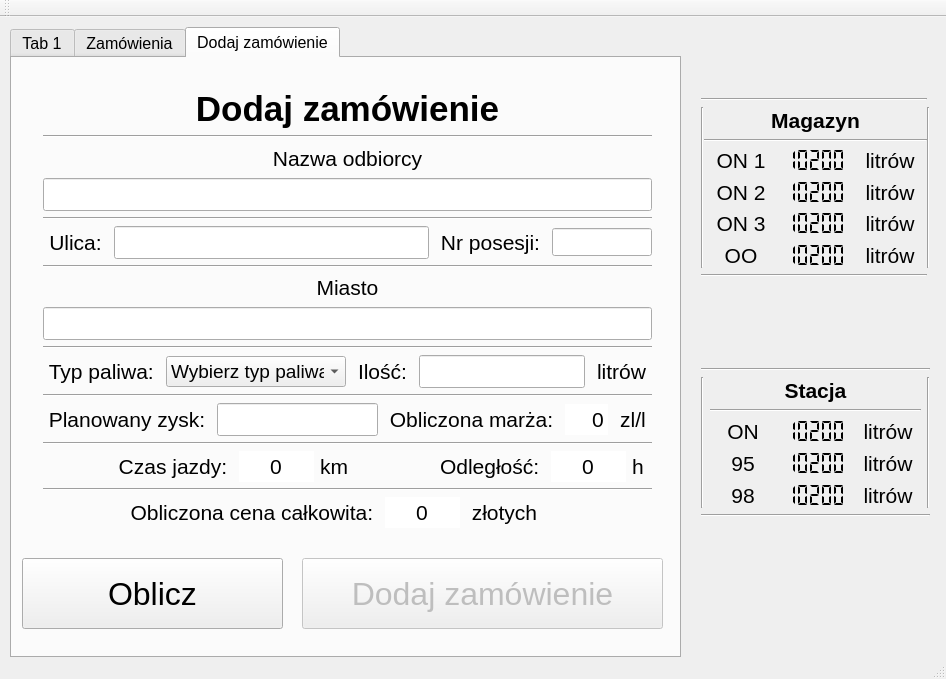
Old version of the form mainwindow.ui in the repository gumikola/stacja-paliwowa.
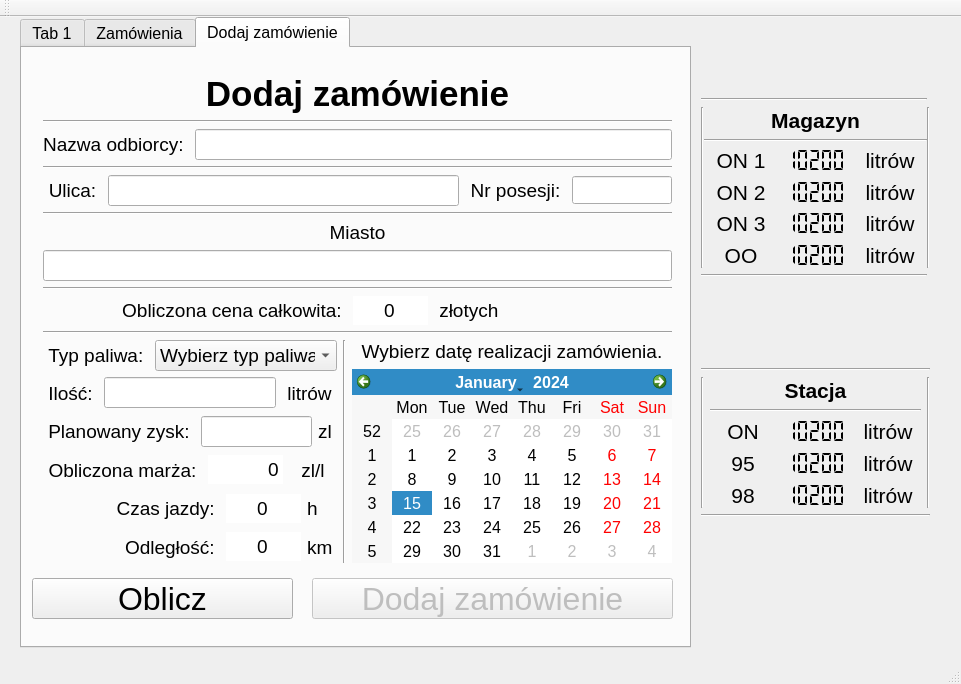
New version of the form.

Commit message: sending add order request to database implementation started (not all is implemented will be continued)

```diff
--- a/mainwindow.ui
+++ b/mainwindow.ui
@@ -6,8 +6,8 @@
    <rect>
     <x>0</x>
     <y>0</y>
-    <width>946</width>
-    <height>679</height>
+    <width>961</width>
+    <height>684</height>
    </rect>
   </property>
   <property name="windowTitle">
@@ -550,8 +550,8 @@
    <widget class="QTabWidget" name="OptionsTab">
     <property name="geometry">
      <rect>
-      <x>10</x>
-      <y>10</y>
+      <x>20</x>
+      <y>0</y>
       <width>671</width>
       <height>631</height>
      </rect>
@@ -728,9 +728,9 @@
       <property name="geometry">
        <rect>
         <x>10</x>
-        <y>500</y>
+        <y>530</y>
         <width>261</width>
-        <height>71</height>
+        <height>41</height>
        </rect>
       </property>
       <property name="font">
@@ -749,9 +749,9 @@
       <property name="geometry">
        <rect>
         <x>290</x>
-        <y>500</y>
+        <y>530</y>
         <width>361</width>
-        <height>71</height>
+        <height>41</height>
        </rect>
       </property>
       <property name="font">
@@ -766,10 +766,10 @@
      <widget class="QWidget" name="layoutWidget">
       <property name="geometry">
        <rect>
-        <x>20</x>
-        <y>20</y>
-        <width>631</width>
-        <height>461</height>
+        <x>10</x>
+        <y>15</y>
+        <width>651</width>
+        <height>511</height>
        </rect>
       </property>
       <layout class="QVBoxLayout" name="verticalLayout">
@@ -799,14 +799,16 @@
         </widget>
        </item>
        <item>
+        <layout class="QHBoxLayout" name="horizontalLayout_17">
+         <item>
         <widget class="QLabel" name="label_5">
          <property name="font">
           <font>
-           <pointsize>16</pointsize>
+             <pointsize>14</pointsize>
           </font>
          </property>
          <property name="text">
-          <string>Nazwa odbiorcy</string>
+            <string>Nazwa odbiorcy: </string>
          </property>
          <property name="alignment">
           <set>Qt::AlignCenter</set>
@@ -817,7 +819,7 @@
         <widget class="QLineEdit" name="addOrderTabOrdererName">
          <property name="font">
           <font>
-           <pointsize>16</pointsize>
+             <pointsize>14</pointsize>
           </font>
          </property>
          <property name="text">
@@ -827,6 +829,8 @@
           <bool>true</bool>
          </property>
         </widget>
+         </item>
+        </layout>
        </item>
        <item>
         <widget class="Line" name="line_13">
@@ -841,7 +845,7 @@
           <widget class="QLabel" name="label_6">
            <property name="font">
             <font>
-             <pointsize>16</pointsize>
+             <pointsize>14</pointsize>
             </font>
            </property>
            <property name="text">
@@ -856,7 +860,7 @@
           <widget class="QLineEdit" name="addOrderTabStreet">
            <property name="font">
             <font>
-             <pointsize>16</pointsize>
+             <pointsize>14</pointsize>
             </font>
            </property>
            <property name="text">
@@ -871,7 +875,7 @@
           <widget class="QLabel" name="label_8">
            <property name="font">
             <font>
-             <pointsize>16</pointsize>
+             <pointsize>14</pointsize>
             </font>
            </property>
            <property name="text">
@@ -898,7 +902,7 @@
            </property>
            <property name="font">
             <font>
-             <pointsize>16</pointsize>
+             <pointsize>14</pointsize>
             </font>
            </property>
            <property name="text">
@@ -922,7 +926,7 @@
         <widget class="QLabel" name="label_7">
          <property name="font">
           <font>
-           <pointsize>16</pointsize>
+           <pointsize>14</pointsize>
           </font>
          </property>
          <property name="text">
@@ -937,7 +941,7 @@
         <widget class="QLineEdit" name="addOrderTabCity">
          <property name="font">
           <font>
-           <pointsize>16</pointsize>
+           <pointsize>14</pointsize>
           </font>
          </property>
          <property name="text">
@@ -948,6 +952,74 @@
          </property>
         </widget>
        </item>
+       <item>
+        <widget class="Line" name="line_18">
+         <property name="orientation">
+          <enum>Qt::Horizontal</enum>
+         </property>
+        </widget>
+       </item>
+       <item>
+        <layout class="QHBoxLayout" name="horizontalLayout_5">
+         <item>
+          <widget class="QLabel" name="label_23">
+           <property name="font">
+            <font>
+             <pointsize>14</pointsize>
+            </font>
+           </property>
+           <property name="text">
+            <string>               Obliczona cena całkowita: </string>
+           </property>
+           <property name="alignment">
+            <set>Qt::AlignRight|Qt::AlignTrailing|Qt::AlignVCenter</set>
+           </property>
+          </widget>
+         </item>
+         <item>
+          <widget class="QLineEdit" name="addOrderTabTotalPrice">
+           <property name="maximumSize">
+            <size>
+             <width>75</width>
+             <height>16777215</height>
+            </size>
+           </property>
+           <property name="font">
+            <font>
+             <pointsize>14</pointsize>
+            </font>
+           </property>
+           <property name="text">
+            <string>0</string>
+           </property>
+           <property name="frame">
+            <bool>false</bool>
+           </property>
+           <property name="alignment">
+            <set>Qt::AlignCenter</set>
+           </property>
+           <property name="readOnly">
+            <bool>true</bool>
+           </property>
+          </widget>
+         </item>
+         <item>
+          <widget class="QLabel" name="label_24">
+           <property name="font">
+            <font>
+             <pointsize>14</pointsize>
+            </font>
+           </property>
+           <property name="text">
+            <string> złotych</string>
+           </property>
+           <property name="alignment">
+            <set>Qt::AlignLeading|Qt::AlignLeft|Qt::AlignVCenter</set>
+           </property>
+          </widget>
+         </item>
+        </layout>
+       </item>
        <item>
         <widget class="Line" name="line_15">
          <property name="orientation">
@@ -956,12 +1028,16 @@
         </widget>
        </item>
        <item>
-        <layout class="QHBoxLayout" name="horizontalLayout_2">
+        <layout class="QHBoxLayout" name="horizontalLayout_4">
+         <item>
+          <layout class="QVBoxLayout" name="verticalLayout_3">
+           <item>
+            <layout class="QHBoxLayout" name="horizontalLayout_8">
          <item>
           <widget class="QLabel" name="label_9">
            <property name="font">
             <font>
-             <pointsize>16</pointsize>
+                 <pointsize>14</pointsize>
             </font>
            </property>
            <property name="text">
@@ -1002,11 +1078,15 @@
            </item>
           </widget>
          </item>
+            </layout>
+           </item>
+           <item>
+            <layout class="QHBoxLayout" name="horizontalLayout_9">
          <item>
           <widget class="QLabel" name="label_11">
            <property name="font">
             <font>
-             <pointsize>16</pointsize>
+                 <pointsize>14</pointsize>
             </font>
            </property>
            <property name="text">
@@ -1021,7 +1101,7 @@
           <widget class="QLineEdit" name="addOrderTabAmount">
            <property name="font">
             <font>
-             <pointsize>16</pointsize>
+                 <pointsize>14</pointsize>
             </font>
            </property>
            <property name="text">
@@ -1036,7 +1116,7 @@
           <widget class="QLabel" name="label_12">
            <property name="font">
             <font>
-             <pointsize>16</pointsize>
+                 <pointsize>14</pointsize>
             </font>
            </property>
            <property name="text">
@@ -1050,19 +1130,12 @@
         </layout>
        </item>
        <item>
-        <widget class="Line" name="line_16">
-         <property name="orientation">
-          <enum>Qt::Horizontal</enum>
-         </property>
-        </widget>
-       </item>
-       <item>
-        <layout class="QHBoxLayout" name="horizontalLayout_3">
+            <layout class="QHBoxLayout" name="horizontalLayout_2">
          <item>
           <widget class="QLabel" name="label_20">
            <property name="font">
             <font>
-             <pointsize>16</pointsize>
+                 <pointsize>14</pointsize>
             </font>
            </property>
            <property name="text">
@@ -1077,7 +1150,7 @@
           <widget class="QLineEdit" name="addOrderTabIncome">
            <property name="font">
             <font>
-             <pointsize>16</pointsize>
+                 <pointsize>14</pointsize>
             </font>
            </property>
            <property name="text">
@@ -1091,11 +1164,36 @@
            </property>
           </widget>
          </item>
+             <item>
+              <widget class="QLabel" name="label_29">
+               <property name="maximumSize">
+                <size>
+                 <width>30</width>
+                 <height>16777215</height>
+                </size>
+               </property>
+               <property name="font">
+                <font>
+                 <pointsize>14</pointsize>
+                </font>
+               </property>
+               <property name="text">
+                <string>zl </string>
+               </property>
+               <property name="alignment">
+                <set>Qt::AlignLeading|Qt::AlignLeft|Qt::AlignVCenter</set>
+               </property>
+              </widget>
+             </item>
+            </layout>
+           </item>
+           <item>
+            <layout class="QHBoxLayout" name="horizontalLayout_10">
          <item>
           <widget class="QLabel" name="label_21">
            <property name="font">
             <font>
-             <pointsize>16</pointsize>
+                 <pointsize>14</pointsize>
             </font>
            </property>
            <property name="text">
@@ -1116,7 +1214,7 @@
            </property>
            <property name="font">
             <font>
-             <pointsize>16</pointsize>
+                 <pointsize>14</pointsize>
             </font>
            </property>
            <property name="text">
@@ -1137,7 +1235,7 @@
           <widget class="QLabel" name="label_22">
            <property name="font">
             <font>
-             <pointsize>16</pointsize>
+                 <pointsize>14</pointsize>
             </font>
            </property>
            <property name="text">
@@ -1151,19 +1249,12 @@
         </layout>
        </item>
        <item>
-        <widget class="Line" name="line_17">
-         <property name="orientation">
-          <enum>Qt::Horizontal</enum>
-         </property>
-        </widget>
-       </item>
-       <item>
-        <layout class="QHBoxLayout" name="horizontalLayout_4">
+            <layout class="QHBoxLayout" name="horizontalLayout_3">
          <item>
           <widget class="QLabel" name="label_26">
            <property name="font">
             <font>
-             <pointsize>16</pointsize>
+                 <pointsize>14</pointsize>
             </font>
            </property>
            <property name="text">
@@ -1184,7 +1275,7 @@
            </property>
            <property name="font">
             <font>
-             <pointsize>16</pointsize>
+                 <pointsize>14</pointsize>
             </font>
            </property>
            <property name="text">
@@ -1211,22 +1302,26 @@
            </property>
            <property name="font">
             <font>
-             <pointsize>16</pointsize>
+                 <pointsize>14</pointsize>
             </font>
            </property>
            <property name="text">
-            <string>km</string>
+                <string>h</string>
            </property>
            <property name="alignment">
             <set>Qt::AlignLeading|Qt::AlignLeft|Qt::AlignVCenter</set>
            </property>
           </widget>
          </item>
+            </layout>
+           </item>
+           <item>
+            <layout class="QHBoxLayout" name="horizontalLayout_11">
          <item>
           <widget class="QLabel" name="label_25">
            <property name="font">
             <font>
-             <pointsize>16</pointsize>
+                 <pointsize>14</pointsize>
             </font>
            </property>
            <property name="text">
@@ -1247,7 +1342,7 @@
            </property>
            <property name="font">
             <font>
-             <pointsize>16</pointsize>
+                 <pointsize>14</pointsize>
             </font>
            </property>
            <property name="text">
@@ -1268,17 +1363,17 @@
           <widget class="QLabel" name="label_27">
            <property name="maximumSize">
             <size>
-             <width>20</width>
+                 <width>30</width>
              <height>16777215</height>
             </size>
            </property>
            <property name="font">
             <font>
-             <pointsize>16</pointsize>
+                 <pointsize>14</pointsize>
             </font>
            </property>
            <property name="text">
-            <string>h</string>
+                <string>km </string>
            </property>
            <property name="alignment">
             <set>Qt::AlignLeading|Qt::AlignLeft|Qt::AlignVCenter</set>
@@ -1287,71 +1382,36 @@
          </item>
         </layout>
        </item>
+          </layout>
+         </item>
        <item>
-        <widget class="Line" name="line_18">
+          <widget class="Line" name="line_16">
          <property name="orientation">
-          <enum>Qt::Horizontal</enum>
+            <enum>Qt::Vertical</enum>
          </property>
         </widget>
        </item>
        <item>
-        <layout class="QHBoxLayout" name="horizontalLayout_5">
+          <layout class="QVBoxLayout" name="verticalLayout_4">
          <item>
-          <widget class="QLabel" name="label_23">
+            <widget class="QLabel" name="label_30">
            <property name="font">
             <font>
-             <pointsize>16</pointsize>
+               <pointsize>14</pointsize>
             </font>
            </property>
            <property name="text">
-            <string>               Obliczona cena całkowita: </string>
-           </property>
-           <property name="alignment">
-            <set>Qt::AlignRight|Qt::AlignTrailing|Qt::AlignVCenter</set>
-           </property>
-          </widget>
-         </item>
-         <item>
-          <widget class="QLineEdit" name="addOrderTabTotalPrice">
-           <property name="maximumSize">
-            <size>
-             <width>75</width>
-             <height>16777215</height>
-            </size>
-           </property>
-           <property name="font">
-            <font>
-             <pointsize>16</pointsize>
-            </font>
-           </property>
-           <property name="text">
-            <string>0</string>
-           </property>
-           <property name="frame">
-            <bool>false</bool>
+              <string>Wybierz datę realizacji zamówienia.</string>
            </property>
            <property name="alignment">
             <set>Qt::AlignCenter</set>
            </property>
-           <property name="readOnly">
-            <bool>true</bool>
-           </property>
           </widget>
          </item>
          <item>
-          <widget class="QLabel" name="label_24">
-           <property name="font">
-            <font>
-             <pointsize>16</pointsize>
-            </font>
-           </property>
-           <property name="text">
-            <string> złotych</string>
-           </property>
-           <property name="alignment">
-            <set>Qt::AlignLeading|Qt::AlignLeft|Qt::AlignVCenter</set>
-           </property>
-          </widget>
+            <widget class="QCalendarWidget" name="addOrderTabDate"/>
+           </item>
+          </layout>
          </item>
         </layout>
        </item>
```
Left out of the diff: 2 changed lines with no effect on the pictures. Lines whose indentation alone changed are shown as unchanged. The commit also changes 3 other files.
